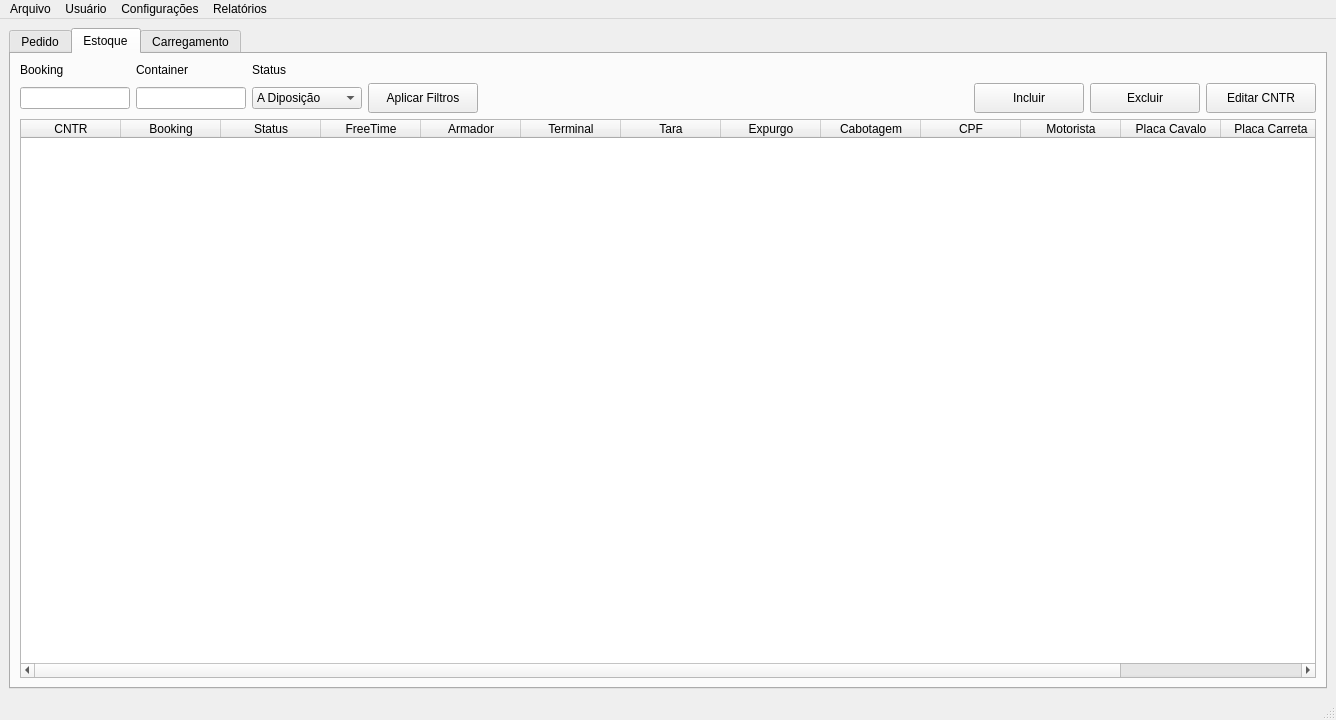
The window that GUI/MainWindow/MainWindow.ui (Aniroth/WM-Lages) describes before a commit, drawn with Qt 5.
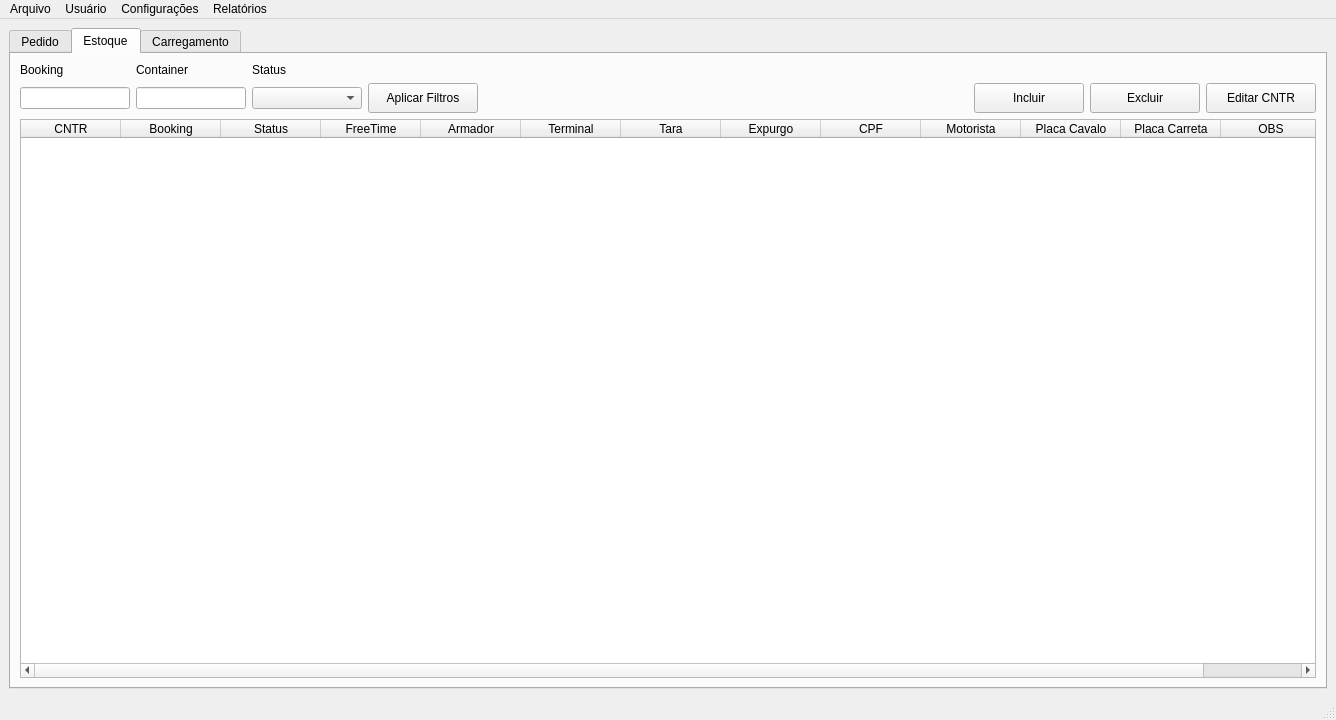
The same window after the commit. The open tabs and pages were chosen to show the change.

```diff
--- a/GUI/MainWindow/MainWindow.ui
+++ b/GUI/MainWindow/MainWindow.ui
@@ -853,11 +853,6 @@
             <string>Expurgo</string>
            </property>
           </column>
-          <column>
-           <property name="text">
-            <string>Cabotagem</string>
-           </property>
-          </column>
           <column>
            <property name="text">
             <string>CPF</string>
@@ -885,43 +880,6 @@
           </column>
          </widget>
         </item>
-        <item row="1" column="2">
-         <widget class="QComboBox" name="CBX_ArmadorEstoque">
-          <property name="sizePolicy">
-           <sizepolicy hsizetype="Fixed" vsizetype="Fixed">
-            <horstretch>0</horstretch>
-            <verstretch>0</verstretch>
-           </sizepolicy>
-          </property>
-          <property name="minimumSize">
-           <size>
-            <width>110</width>
-            <height>0</height>
-           </size>
-          </property>
-          <property name="maximumSize">
-           <size>
-            <width>110</width>
-            <height>16777215</height>
-           </size>
-          </property>
-          <item>
-           <property name="text">
-            <string>A Diposição</string>
-           </property>
-          </item>
-          <item>
-           <property name="text">
-            <string>Unitizado</string>
-           </property>
-          </item>
-          <item>
-           <property name="text">
-            <string>Finalizado</string>
-           </property>
-          </item>
-         </widget>
-        </item>
         <item row="1" column="1">
          <widget class="QLineEdit" name="TXB_CNTR">
           <property name="sizePolicy">
@@ -1038,6 +996,63 @@
           </property>
          </widget>
         </item>
+        <item row="1" column="2">
+         <widget class="QComboBox" name="CBX_StatusEstoque">
+          <property name="sizePolicy">
+           <sizepolicy hsizetype="Fixed" vsizetype="Fixed">
+            <horstretch>0</horstretch>
+            <verstretch>0</verstretch>
+           </sizepolicy>
+          </property>
+          <property name="minimumSize">
+           <size>
+            <width>110</width>
+            <height>0</height>
+           </size>
+          </property>
+          <property name="maximumSize">
+           <size>
+            <width>110</width>
+            <height>16777215</height>
+           </size>
+          </property>
+          <item>
+           <property name="text">
+            <string/>
+           </property>
+          </item>
+          <item>
+           <property name="text">
+            <string>Vázio</string>
+           </property>
+          </item>
+          <item>
+           <property name="text">
+            <string>Em Trânsito Fábricas</string>
+           </property>
+          </item>
+          <item>
+           <property name="text">
+            <string>Unitizado</string>
+           </property>
+          </item>
+          <item>
+           <property name="text">
+            <string>Em Expurgo</string>
+           </property>
+          </item>
+          <item>
+           <property name="text">
+            <string>Em Trânsito Porto</string>
+           </property>
+          </item>
+          <item>
+           <property name="text">
+            <string>Finalizado</string>
+           </property>
+          </item>
+         </widget>
+        </item>
        </layout>
       </widget>
       <widget class="QWidget" name="TAB_Carregamento">
```
Left out of the diff: 4 changed lines with no effect on the pictures.
